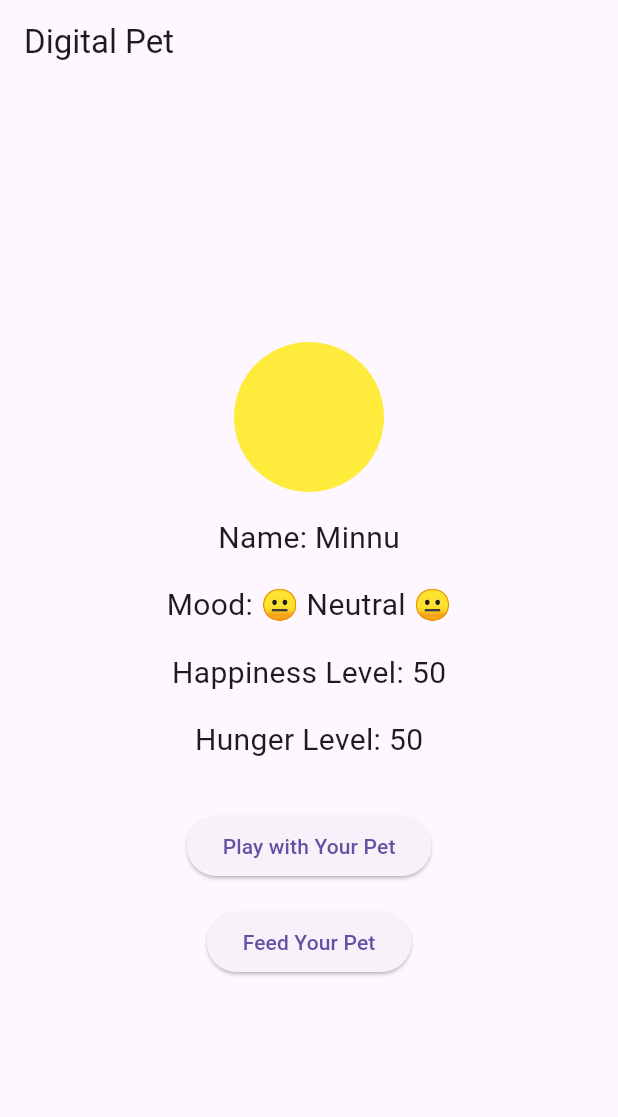
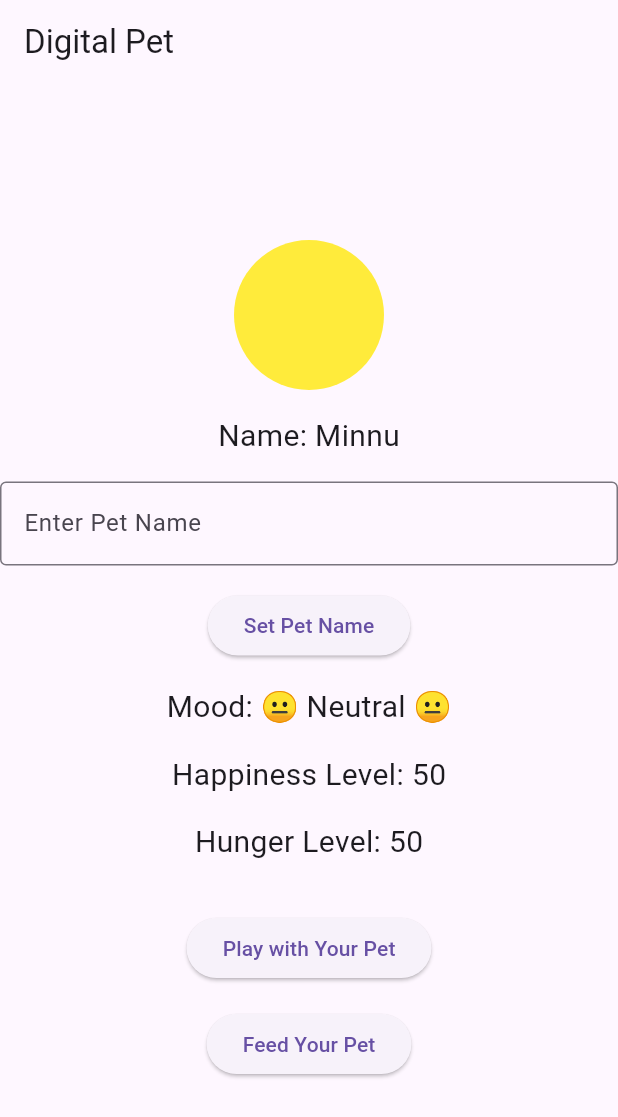
Before and after one commit to rayh4an/ACT5MAD, a Flutter app: the screen it shows after launch, on a phone screen of 412 x 824 dp. Shown: the top 1117 px of the screen. Run offline on Flutter 3.47's test engine with Material 3 defaults, Android fonts, the phone set to English and light mode, and no system bars.

Commit message:
Pet Name Customization

```diff
--- a/lib/main.dart
+++ b/lib/main.dart
@@ -15,6 +15,7 @@ class _DigitalPetAppState extends State<DigitalPetApp> {
   String petName = "Minnu";
   int happinessLevel = 50;
   int hungerLevel = 50;
+  final TextEditingController _nameController = TextEditingController();
 
   Color getPetColor() {
     if (happinessLevel > 70) {
@@ -66,6 +67,13 @@ class _DigitalPetAppState extends State<DigitalPetApp> {
     }
   }
 
+  void _setPetName() {
+    setState(() {
+      petName = _nameController.text.isNotEmpty ? _nameController.text : petName;
+    });
+    _nameController.clear();
+  }
+
   @override
   Widget build(BuildContext context) {
     return Scaffold(
@@ -88,6 +96,19 @@ class _DigitalPetAppState extends State<DigitalPetApp> {
             Text(
               'Name: $petName',
               style: TextStyle(fontSize: 20.0),
+            ),
+            SizedBox(height: 16.0),
+            TextField(
+              controller: _nameController,
+              decoration: InputDecoration(
+                border: OutlineInputBorder(),
+                labelText: 'Enter Pet Name',
+              ),
+            ),
+            SizedBox(height: 16.0),
+            ElevatedButton(
+              onPressed: _setPetName,
+              child: Text('Set Pet Name'),
             ),
             SizedBox(height: 16.0),
             Text(
```
